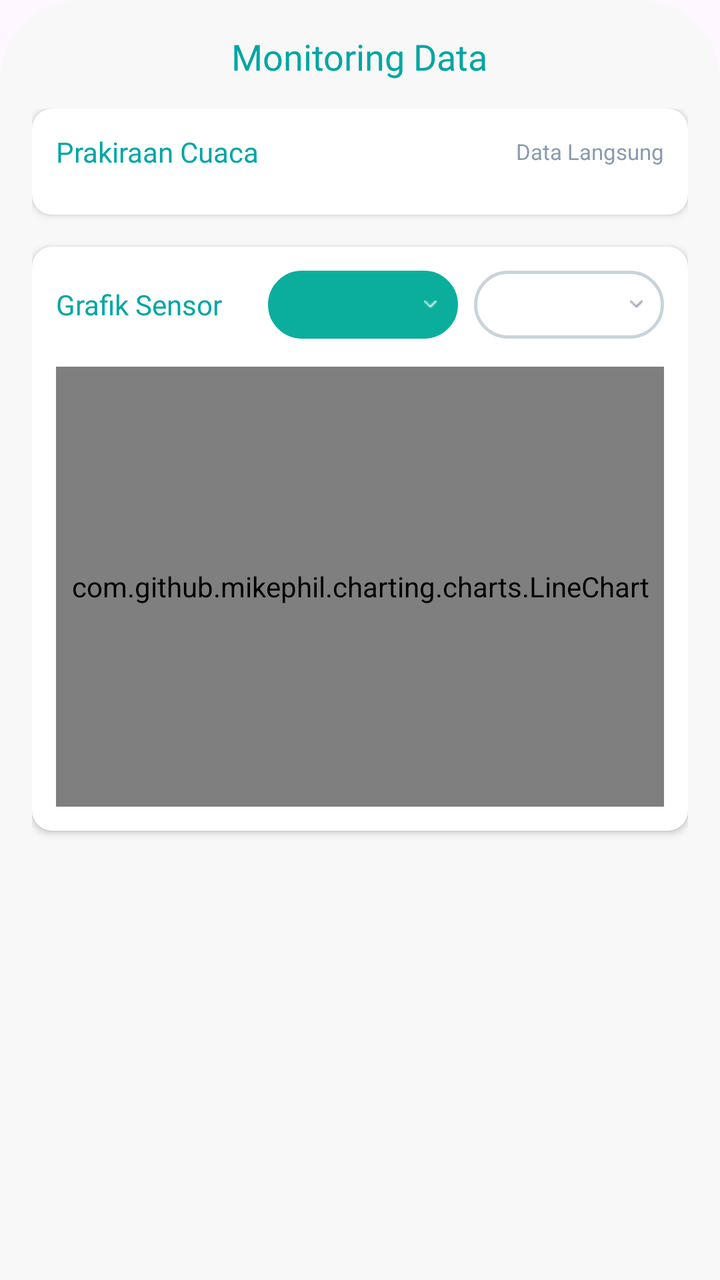
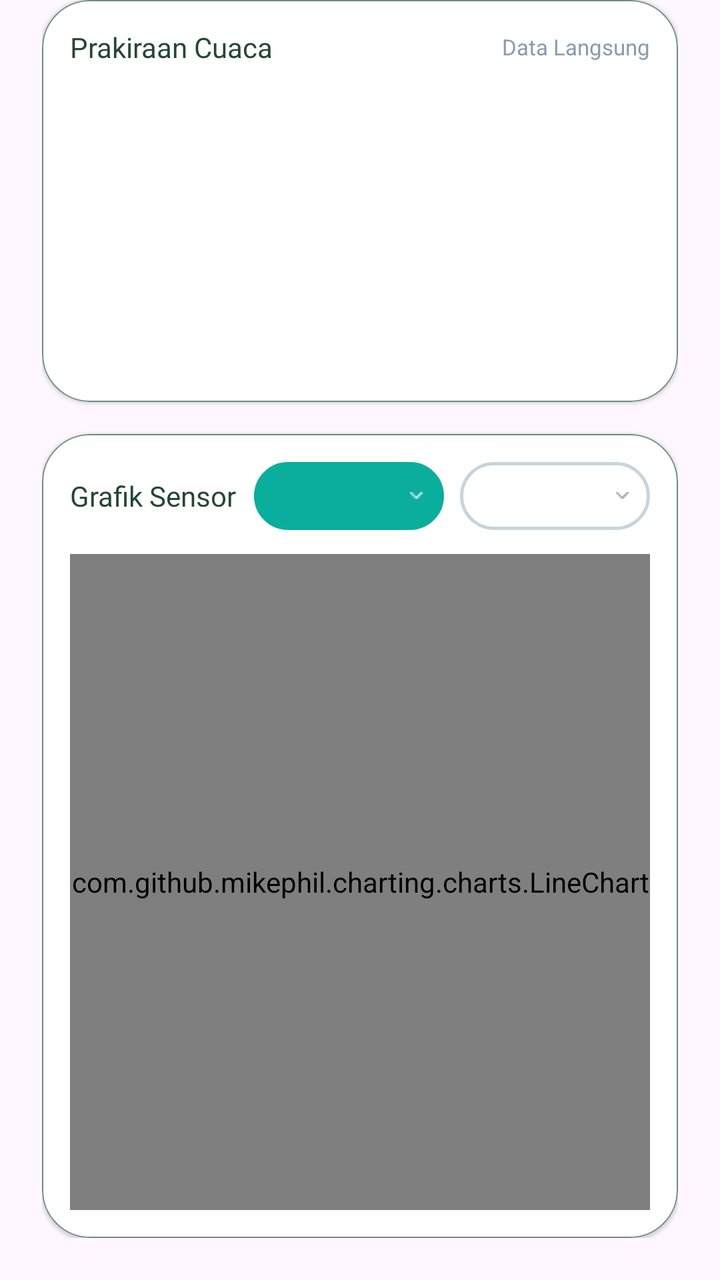

The first picture is an Android layout as it rendered before a commit; the second is the same layout after the commit. The layout source and the unified diff follow.
<!-- AndroidManifest.xml: application theme Theme.HYCOMS -->
<!-- res/layout/fragment_chart.xml -->
<?xml version="1.0" encoding="utf-8"?>
<LinearLayout
    xmlns:android="http://schemas.android.com/apk/res/android"
    xmlns:app="http://schemas.android.com/apk/res-auto"
    android:layout_width="match_parent"
    android:layout_height="match_parent"
    android:background="@drawable/bg_home"
    android:orientation="vertical"
    android:padding="16dp">

    

    <TextView
        android:layout_width="wrap_content"
        android:layout_height="wrap_content"
        android:layout_gravity="center"
        android:layout_marginBottom="14dp"
        android:fontFamily="@font/poppinmedium"
        android:text="Monitoring Data"
        android:textColor="@color/hijau_end"
        android:textSize="18sp" />

    

    <androidx.core.widget.NestedScrollView
        android:layout_width="match_parent"
        android:layout_height="match_parent"
        android:fillViewport="true"
        android:scrollbars="none">

        <LinearLayout
            android:layout_width="match_parent"
            android:layout_height="wrap_content"
            android:orientation="vertical">

            
            
            

            <androidx.cardview.widget.CardView
                android:id="@+id/cardWeather"
                android:layout_width="match_parent"
                android:layout_height="wrap_content"
                android:backgroundTint="@color/white"
                app:cardCornerRadius="10dp"
                app:cardElevation="2dp">

                <LinearLayout
                    android:layout_width="match_parent"
                    android:layout_height="wrap_content"
                    android:orientation="vertical"
                    android:padding="12dp">

                    

                    <LinearLayout
                        android:layout_width="match_parent"
                        android:layout_height="wrap_content"
                        android:gravity="center_vertical"
                        android:orientation="horizontal"
                        android:layout_marginBottom="10dp">

                        <TextView
                            android:layout_width="0dp"
                            android:layout_height="wrap_content"
                            android:layout_weight="1"
                            android:fontFamily="@font/poppinsbold"
                            android:text="Prakiraan Cuaca"
                            android:textColor="@color/hijau_end"
                            android:textSize="14sp" />

                        <TextView
                            android:layout_width="wrap_content"
                            android:layout_height="wrap_content"
                            android:text="Data Langsung"
                            android:textColor="#8A9BB0"
                            android:textSize="11sp" />

                    </LinearLayout>

                    

                    <HorizontalScrollView
                        android:layout_width="match_parent"
                        android:layout_height="wrap_content"
                        android:scrollbars="none">

                        <LinearLayout
                            android:id="@+id/layoutWeatherContainer"
                            android:layout_width="wrap_content"
                            android:layout_height="wrap_content"
                            android:orientation="horizontal">


                        </LinearLayout>

                    </HorizontalScrollView>

                </LinearLayout>

            </androidx.cardview.widget.CardView>

            
            
            

            <androidx.cardview.widget.CardView
                android:id="@+id/cardChart"
                android:layout_width="match_parent"
                android:layout_height="wrap_content"
                android:layout_marginTop="16dp"
                android:backgroundTint="@color/white"
                app:cardCornerRadius="10dp"
                app:cardElevation="2dp">

                <LinearLayout
                    android:layout_width="match_parent"
                    android:layout_height="wrap_content"
                    android:orientation="vertical"
                    android:padding="12dp">

                    

                    <LinearLayout
                        android:layout_width="match_parent"
                        android:layout_height="wrap_content"
                        android:gravity="center_vertical"
                        android:orientation="horizontal"
                        android:layout_marginBottom="14dp">

                        

                        <TextView
                            android:id="@+id/tvChartTitle"
                            android:layout_width="0dp"
                            android:layout_height="wrap_content"
                            android:layout_weight="1"
                            android:fontFamily="@font/poppinsbold"
                            android:text="Grafik Sensor"
                            android:textColor="@color/hijau_end"
                            android:textSize="14sp" />

                        

                        <LinearLayout
                            android:id="@+id/layoutSpinnerData"
                            android:layout_width="wrap_content"
                            android:layout_height="34dp"
                            android:layout_marginEnd="8dp"
                            android:background="@drawable/bg_pill_teal"
                            android:gravity="center_vertical"
                            android:minWidth="95dp"
                            android:orientation="horizontal"
                            android:paddingStart="12dp"
                            android:paddingEnd="10dp">

                            <Spinner
                                android:id="@+id/spinnerDataType"
                                android:layout_width="match_parent"
                                android:layout_height="match_parent"
                                android:layout_weight="1"
                                android:background="@android:color/transparent"
                                android:popupBackground="@drawable/bg_dropdown_item"
                                android:spinnerMode="dropdown" />

                            <ImageView
                                android:id="@+id/ivArrowData"
                                android:layout_width="7dp"
                                android:layout_height="7dp"
                                android:layout_marginStart="4dp"
                                android:contentDescription="dropdown"
                                android:scaleType="fitCenter"
                                android:src="@drawable/arrow_white" />

                        </LinearLayout>

                        

                        <LinearLayout
                            android:id="@+id/layoutSpinnerPeriod"
                            android:layout_width="wrap_content"
                            android:layout_height="34dp"
                            android:background="@drawable/bg_pill_white_stroke"
                            android:gravity="center_vertical"
                            android:minWidth="95dp"
                            android:orientation="horizontal"
                            android:paddingStart="12dp"
                            android:paddingEnd="10dp">

                            <Spinner
                                android:id="@+id/spinnerPeriod"
                                android:layout_width="match_parent"
                                android:layout_height="match_parent"
                                android:layout_weight="1"
                                android:background="@null"
                                android:spinnerMode="dropdown" />

                            <ImageView
                                android:id="@+id/ivArrowPeriod"
                                android:layout_width="7dp"
                                android:layout_height="7dp"
                                android:layout_marginStart="4dp"
                                android:contentDescription="dropdown"
                                android:scaleType="fitCenter"
                                android:src="@drawable/arrow_grey" />

                        </LinearLayout>

                    </LinearLayout>

                    

                    <com.github.mikephil.charting.charts.LineChart
                        android:id="@+id/lineChart"
                        android:layout_width="match_parent"
                        android:layout_height="220dp" />

                </LinearLayout>

            </androidx.cardview.widget.CardView>

        </LinearLayout>

    </androidx.core.widget.NestedScrollView>

</LinearLayout>
<!-- resources referenced by this layout -->
<resources>
  <color name="hijau_end">#01A6A4</color>
  <color name="white">#FFFFFF</color>
  <!-- drawable arrow_grey: png bitmap (drawable, 240 bytes) -->
  <!-- drawable arrow_white: png bitmap (drawable, 189 bytes) -->
  <!-- drawable bg_dropdown_item (drawable) -->
  <?xml version="1.0" encoding="utf-8"?>
  <selector xmlns:android="http://schemas.android.com/apk/res/android">
      <item android:state_pressed="true">
          <shape android:shape="rectangle">
              <solid android:color="#E8F8F5" />
          </shape>
      </item>
      <item android:state_selected="true">
          <shape android:shape="rectangle">
              <solid android:color="#E8F8F5" />
          </shape>
      </item>
      <item android:state_activated="true">
          <shape android:shape="rectangle">
              <solid android:color="#E8F8F5" />
          </shape>
      </item>
      <item>
          <shape android:shape="rectangle">
              <solid android:color="#FFFFFF" />
          </shape>
      </item>
  </selector>
  <!-- drawable bg_home (drawable) -->
  <?xml version="1.0" encoding="utf-8"?>
  <shape xmlns:android="http://schemas.android.com/apk/res/android">
      <solid android:color="#F9F8F8"/>
      <corners
          android:bottomLeftRadius="0dp"
          android:bottomRightRadius="0dp"
          android:topLeftRadius="40dp"
          android:topRightRadius="40dp">
      </corners>
  </shape>
  <!-- drawable bg_pill_teal (drawable) -->
  <?xml version="1.0" encoding="utf-8"?>
  <shape xmlns:android="http://schemas.android.com/apk/res/android"
      android:shape="rectangle">
      <solid android:color="@color/hijau" />
      <stroke android:width="1.5dp" android:color="@color/hijau" />
      <corners android:radius="50dp" />
  </shape>
  <!-- drawable bg_pill_white_stroke (drawable) -->
  <?xml version="1.0" encoding="utf-8"?>
  <shape xmlns:android="http://schemas.android.com/apk/res/android"
      android:shape="rectangle">
      <solid android:color="#FFFFFF" />
      <stroke android:width="1.5dp" android:color="#C8D4DC" />
      <corners android:radius="50dp" />
  </shape>
  <style name="Theme.HYCOMS" parent="Base.Theme.HYCOMS" />
  <color name="hijau">#0BAE9D</color>
  <style name="Base.Theme.HYCOMS" parent="Theme.Material3.DayNight.NoActionBar">
          
          
          <item name="colorPrimary">@color/hijau_start</item>
      </style>
  <color name="hijau_start">#61DD94</color>
</resources>

<!-- the commit's change to res/layout/fragment_chart.xml (unified diff, before → after) -->
@@ -4,223 +4,200 @@
     xmlns:app="http://schemas.android.com/apk/res-auto"
     android:layout_width="match_parent"
     android:layout_height="match_parent"
-    android:background="@drawable/bg_home"
+    android:background="@android:color/transparent"
     android:orientation="vertical"
-    android:padding="16dp">
-
-    
-
-    <TextView
-        android:layout_width="wrap_content"
-        android:layout_height="wrap_content"
-        android:layout_gravity="center"
-        android:layout_marginBottom="14dp"
-        android:fontFamily="@font/poppinmedium"
-        android:text="Monitoring Data"
-        android:textColor="@color/hijau_end"
-        android:textSize="18sp" />
-
-    
-
-    <androidx.core.widget.NestedScrollView
+    android:paddingLeft="21dp"
+    android:paddingRight="21dp"
+    android:paddingTop="0dp"
+    android:paddingBottom="21dp">
+
+    
+    
+    
+
+    <com.google.android.material.card.MaterialCardView
+        android:id="@+id/cardWeather"
         android:layout_width="match_parent"
-        android:layout_height="match_parent"
-        android:fillViewport="true"
-        android:scrollbars="none">
+        android:layout_height="0dp"
+        android:layout_weight="1"
+        android:layout_marginBottom="16dp"
+        app:cardBackgroundColor="#FFFFFF"
+        app:cardCornerRadius="24dp"
+        app:cardElevation="1dp"
+        app:strokeColor="#6B8F7A"
+        app:strokeWidth="0.8dp">
 
         <LinearLayout
             android:layout_width="match_parent"
             android:layout_height="wrap_content"
-            android:orientation="vertical">
-
-            
-            
-            
-
-            <androidx.cardview.widget.CardView
-                android:id="@+id/cardWeather"
+            android:orientation="vertical"
+            android:padding="14dp">
+
+            
+
+            <LinearLayout
                 android:layout_width="match_parent"
                 android:layout_height="wrap_content"
-                android:backgroundTint="@color/white"
-                app:cardCornerRadius="10dp"
-                app:cardElevation="2dp">
+                android:gravity="center_vertical"
+                android:orientation="horizontal"
+                android:layout_marginBottom="10dp">
+
+                <TextView
+                    android:layout_width="0dp"
+                    android:layout_height="wrap_content"
+                    android:layout_weight="1"
+                    android:fontFamily="@font/poppinsbold"
+                    android:text="Prakiraan Cuaca"
+                    android:textColor="#244636"
+                    android:textSize="14sp" />
+
+                <TextView
+                    android:layout_width="wrap_content"
+                    android:layout_height="wrap_content"
+                    android:text="Data Langsung"
+                    android:textColor="#8A9BB0"
+                    android:textSize="11sp" />
+
+            </LinearLayout>
+
+            
+
+            <HorizontalScrollView
+                android:layout_width="match_parent"
+                android:layout_height="wrap_content"
+                android:scrollbars="none">
 
                 <LinearLayout
-                    android:layout_width="match_parent"
-                    android:layout_height="wrap_content"
-                    android:orientation="vertical"
-                    android:padding="12dp">
-
-                    
-
-                    <LinearLayout
+                    android:id="@+id/layoutWeatherContainer"
+                    android:layout_width="wrap_content"
+                    android:layout_height="wrap_content"
+                    android:orientation="horizontal"/>
+
+            </HorizontalScrollView>
+
+        </LinearLayout>
+
+    </com.google.android.material.card.MaterialCardView>
+
+    
+    
+    
+
+    <com.google.android.material.card.MaterialCardView
+        android:id="@+id/cardChart"
+        android:layout_width="match_parent"
+        android:layout_height="0dp"
+        android:layout_weight="2"
+        app:cardBackgroundColor="#FFFFFF"
+        app:cardCornerRadius="24dp"
+        app:cardElevation="1dp"
+        app:strokeColor="#6B8F7A"
+        app:strokeWidth="0.8dp">
+
+        <LinearLayout
+            android:layout_width="match_parent"
+            android:layout_height="match_parent"
+            android:orientation="vertical"
+            android:padding="14dp">
+
+            
+
+            <LinearLayout
+                android:layout_width="match_parent"
+                android:layout_height="wrap_content"
+                android:gravity="center_vertical"
+                android:orientation="horizontal"
+                android:layout_marginBottom="12dp">
+
+                
+
+                <TextView
+                    android:id="@+id/tvChartTitle"
+                    android:layout_width="0dp"
+                    android:layout_height="wrap_content"
+                    android:layout_weight="1"
+                    android:fontFamily="@font/poppinsbold"
+                    android:text="Grafik Sensor"
+                    android:textColor="#244636"
+                    android:textSize="14sp" />
+
+                
+
+                <LinearLayout
+                    android:id="@+id/layoutSpinnerData"
+                    android:layout_width="wrap_content"
+                    android:layout_height="34dp"
+                    android:layout_marginEnd="8dp"
+                    android:background="@drawable/bg_pill_teal"
+                    android:gravity="center_vertical"
+                    android:minWidth="95dp"
+                    android:orientation="horizontal"
+                    android:paddingStart="12dp"
+                    android:paddingEnd="10dp">
+
+                    <Spinner
+                        android:id="@+id/spinnerDataType"
                         android:layout_width="match_parent"
-                        android:layout_height="wrap_content"
-                        android:gravity="center_vertical"
-                        android:orientation="horizontal"
-                        android:layout_marginBottom="10dp">
-
-                        <TextView
-                            android:layout_width="0dp"
-                            android:layout_height="wrap_content"
-                            android:layout_weight="1"
-                            android:fontFamily="@font/poppinsbold"
-                            android:text="Prakiraan Cuaca"
-                            android:textColor="@color/hijau_end"
-                            android:textSize="14sp" />
-
-                        <TextView
-                            android:layout_width="wrap_content"
-                            android:layout_height="wrap_content"
-                            android:text="Data Langsung"
-                            android:textColor="#8A9BB0"
-                            android:textSize="11sp" />
-
-                    </LinearLayout>
-
-                    
-
-                    <HorizontalScrollView
+                        android:layout_height="match_parent"
+                        android:layout_weight="1"
+                        android:background="@android:color/transparent"
+                        android:popupBackground="@drawable/bg_dropdown_item"
+                        android:spinnerMode="dropdown" />
+
+                    <ImageView
+                        android:id="@+id/ivArrowData"
+                        android:layout_width="7dp"
+                        android:layout_height="7dp"
+                        android:layout_marginStart="4dp"
+                        android:contentDescription="dropdown"
+                        android:scaleType="fitCenter"
+                        android:src="@drawable/arrow_white" />
+
+                </LinearLayout>
+
+                
+
+                <LinearLayout
+                    android:id="@+id/layoutSpinnerPeriod"
+                    android:layout_width="wrap_content"
+                    android:layout_height="34dp"
+                    android:background="@drawable/bg_pill_white_stroke"
+                    android:gravity="center_vertical"
+                    android:minWidth="95dp"
+                    android:orientation="horizontal"
+                    android:paddingStart="12dp"
+                    android:paddingEnd="10dp">
+
+                    <Spinner
+                        android:id="@+id/spinnerPeriod"
                         android:layout_width="match_parent"
-                        android:layout_height="wrap_content"
-                        android:scrollbars="none">
-
-                        <LinearLayout
-                            android:id="@+id/layoutWeatherContainer"
-                            android:layout_width="wrap_content"
-                            android:layout_height="wrap_content"
-                            android:orientation="horizontal">
-
-
-                        </LinearLayout>
-
-                    </HorizontalScrollView>
+                        android:layout_height="match_parent"
+                        android:layout_weight="1"
+                        android:background="@null"
+                        android:spinnerMode="dropdown" />
+
+                    <ImageView
+                        android:id="@+id/ivArrowPeriod"
+                        android:layout_width="7dp"
+                        android:layout_height="7dp"
+                        android:layout_marginStart="4dp"
+                        android:contentDescription="dropdown"
+                        android:scaleType="fitCenter"
+                        android:src="@drawable/arrow_grey" />
 
                 </LinearLayout>
 
-            </androidx.cardview.widget.CardView>
-
-            
-            
-            
-
-            <androidx.cardview.widget.CardView
-                android:id="@+id/cardChart"
-                android:layout_width="match_parent"
-                android:layout_height="wrap_content"
-                android:layout_marginTop="16dp"
-                android:backgroundTint="@color/white"
-                app:cardCornerRadius="10dp"
-                app:cardElevation="2dp">
-
-                <LinearLayout
-                    android:layout_width="match_parent"
-                    android:layout_height="wrap_content"
-                    android:orientation="vertical"
-                    android:padding="12dp">
-
-                    
-
-                    <LinearLayout
-                        android:layout_width="match_parent"
-                        android:layout_height="wrap_content"
-                        android:gravity="center_vertical"
-                        android:orientation="horizontal"
-                        android:layout_marginBottom="14dp">
-
-                        
-
-                        <TextView
-                            android:id="@+id/tvChartTitle"
-                            android:layout_width="0dp"
-                            android:layout_height="wrap_content"
-                            android:layout_weight="1"
-                            android:fontFamily="@font/poppinsbold"
-                            android:text="Grafik Sensor"
-                            android:textColor="@color/hijau_end"
-                            android:textSize="14sp" />
-
-                        
-
-                        <LinearLayout
-                            android:id="@+id/layoutSpinnerData"
-                            android:layout_width="wrap_content"
-                            android:layout_height="34dp"
-                            android:layout_marginEnd="8dp"
-                            android:background="@drawable/bg_pill_teal"
-                            android:gravity="center_vertical"
-                            android:minWidth="95dp"
-                            android:orientation="horizontal"
-                            android:paddingStart="12dp"
-                            android:paddingEnd="10dp">
-
-                            <Spinner
-                                android:id="@+id/spinnerDataType"
-                                android:layout_width="match_parent"
-                                android:layout_height="match_parent"
-                                android:layout_weight="1"
-                                android:background="@android:color/transparent"
-                                android:popupBackground="@drawable/bg_dropdown_item"
-                                android:spinnerMode="dropdown" />
-
-                            <ImageView
-                                android:id="@+id/ivArrowData"
-                                android:layout_width="7dp"
-                                android:layout_height="7dp"
-                                android:layout_marginStart="4dp"
-                                android:contentDescription="dropdown"
-                                android:scaleType="fitCenter"
-                                android:src="@drawable/arrow_white" />
-
-                        </LinearLayout>
-
-                        
-
-                        <LinearLayout
-                            android:id="@+id/layoutSpinnerPeriod"
-                            android:layout_width="wrap_content"
-                            android:layout_height="34dp"
-                            android:background="@drawable/bg_pill_white_stroke"
-                            android:gravity="center_vertical"
-                            android:minWidth="95dp"
-                            android:orientation="horizontal"
-                            android:paddingStart="12dp"
-                            android:paddingEnd="10dp">
-
-                            <Spinner
-                                android:id="@+id/spinnerPeriod"
-                                android:layout_width="match_parent"
-                                android:layout_height="match_parent"
-                                android:layout_weight="1"
-                                android:background="@null"
-                                android:spinnerMode="dropdown" />
-
-                            <ImageView
-                                android:id="@+id/ivArrowPeriod"
-                                android:layout_width="7dp"
-                                android:layout_height="7dp"
-                                android:layout_marginStart="4dp"
-                                android:contentDescription="dropdown"
-                                android:scaleType="fitCenter"
-                                android:src="@drawable/arrow_grey" />
-
-                        </LinearLayout>
-
-                    </LinearLayout>
-
-                    
-
-                    <com.github.mikephil.charting.charts.LineChart
-                        android:id="@+id/lineChart"
-                        android:layout_width="match_parent"
-                        android:layout_height="220dp" />
-
-                </LinearLayout>
-
-            </androidx.cardview.widget.CardView>
+            </LinearLayout>
+
+            
+            <com.github.mikephil.charting.charts.LineChart
+                android:id="@+id/lineChart"
+                android:layout_width="match_parent"
+                android:layout_height="0dp"
+                android:layout_weight="1"/>
 
         </LinearLayout>
 
-    </androidx.core.widget.NestedScrollView>
+    </com.google.android.material.card.MaterialCardView>
 
 </LinearLayout>
<!-- resource entries referenced after the edit -->
@@ -1,7 +1,5 @@
 <!-- resources referenced by this layout -->
 <resources>
-  <color name="hijau_end">#01A6A4</color>
-  <color name="white">#FFFFFF</color>
   <!-- drawable arrow_grey: png bitmap (drawable, 240 bytes) -->
   <!-- drawable arrow_white: png bitmap (drawable, 189 bytes) -->
   <!-- drawable bg_dropdown_item (drawable) -->
@@ -28,17 +26,6 @@
           </shape>
       </item>
   </selector>
-  <!-- drawable bg_home (drawable) -->
-  <?xml version="1.0" encoding="utf-8"?>
-  <shape xmlns:android="http://schemas.android.com/apk/res/android">
-      <solid android:color="#F9F8F8"/>
-      <corners
-          android:bottomLeftRadius="0dp"
-          android:bottomRightRadius="0dp"
-          android:topLeftRadius="40dp"
-          android:topRightRadius="40dp">
-      </corners>
-  </shape>
   <!-- drawable bg_pill_teal (drawable) -->
   <?xml version="1.0" encoding="utf-8"?>
   <shape xmlns:android="http://schemas.android.com/apk/res/android"
